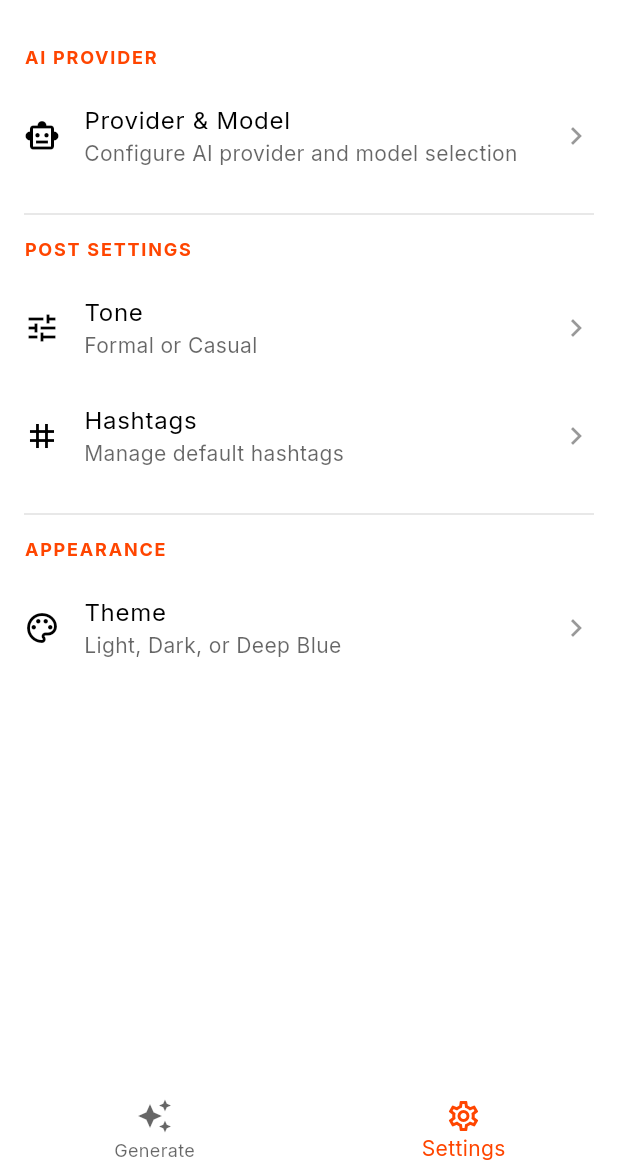
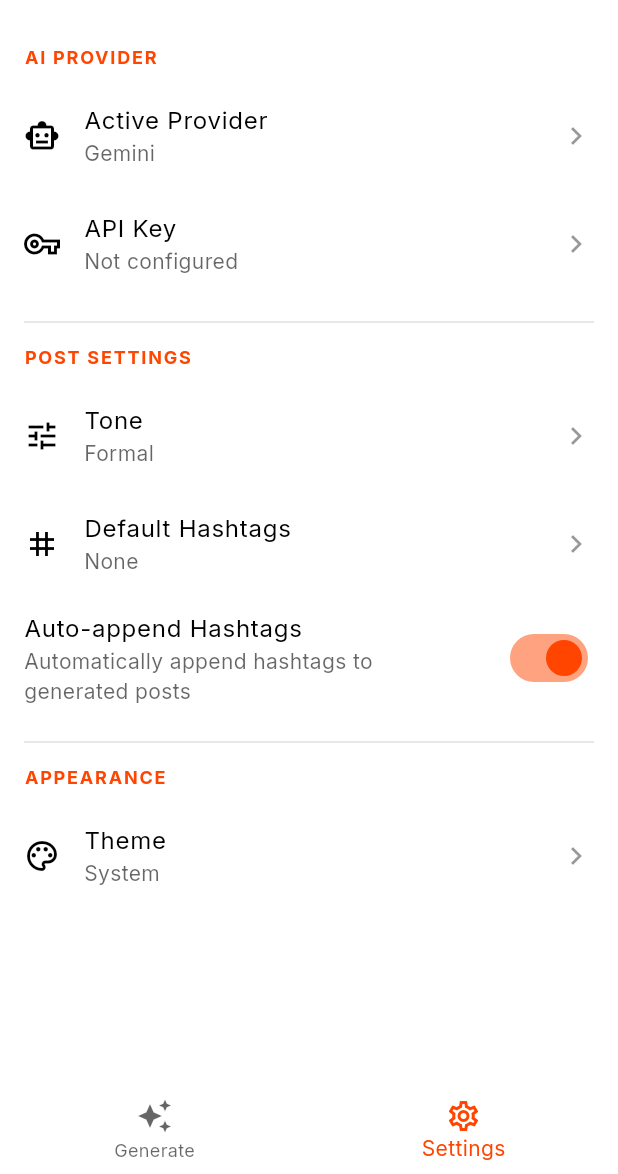
Before and after one commit to NaimNajmios/oreamnosv2, a Flutter app: the screen it shows after launch, item 2 of the bottom bar chosen, on a phone screen of 412 x 824 dp, the part 62-1236 px from its top. Run offline on Flutter 3.47's test engine with Material 3 defaults, Android fonts, the phone set to English and light mode, and no system bars; our stand-ins replace flutter_secure_storage, go_router, google_fonts, shared_preferences.

Commit message:
feat: complete settings screen and view model integration

```diff
--- a/lib/app.dart
+++ b/lib/app.dart
@@ -5,8 +5,9 @@ import 'package:provider/provider.dart';
 import 'config/constants.dart';
 import 'config/routes/app_router.dart';
 import 'config/theme/app_theme.dart';
-import 'data/services/preferences_service.dart';
 import 'domain/models/app_theme_mode.dart';
+
+import 'ui/features/settings/view_models/settings_view_model.dart';
 
 /// Root application widget.
 class OreamnosApp extends StatefulWidget {
@@ -33,8 +34,17 @@ class _OreamnosAppState extends State<OreamnosApp> {
 
   @override
   Widget build(BuildContext context) {
-    final prefs = context.read<PreferencesService>();
-    final themeMode = prefs.themeMode;
+    final settingsViewModel = context.watch<SettingsViewModel>();
+
+    if (!settingsViewModel.isInitialized) {
+      return const MaterialApp(
+        home: Scaffold(
+          body: Center(child: CircularProgressIndicator()),
+        ),
+      );
+    }
+
+    final themeMode = settingsViewModel.themeMode;
 
     final ThemeData themeData;
     final ThemeData? darkThemeData;
--- a/lib/main.dart
+++ b/lib/main.dart
@@ -5,6 +5,8 @@ import 'package:shared_preferences/shared_preferences.dart';
 
 import 'app.dart';
 import 'data/services/preferences_service.dart';
+
+import 'ui/features/settings/view_models/settings_view_model.dart';
 
 void main() async {
   WidgetsFlutterBinding.ensureInitialized();
@@ -25,6 +27,9 @@ void main() async {
     MultiProvider(
       providers: [
         Provider<PreferencesService>.value(value: preferencesService),
+        ChangeNotifierProvider<SettingsViewModel>(
+          create: (context) => SettingsViewModel(context.read<PreferencesService>()),
+        ),
       ],
       child: const OreamnosApp(),
     ),
--- /dev/null
+++ b/lib/ui/features/settings/view_models/settings_view_model.dart
@@ -0,0 +1,101 @@
+import 'package:flutter/foundation.dart';
+import '../../../../data/models/ai_provider.dart';
+import '../../../../data/services/preferences_service.dart';
+import '../../../../domain/models/app_theme_mode.dart';
+
+class SettingsViewModel extends ChangeNotifier {
+  SettingsViewModel(this._preferencesService) {
+    _loadState();
+  }
+
+  final PreferencesService _preferencesService;
+
+  bool _isInitialized = false;
+  bool get isInitialized => _isInitialized;
+
+  late AppThemeMode _themeMode;
+  AppThemeMode get themeMode => _themeMode;
+
+  late AiProvider _selectedProvider;
+  AiProvider get selectedProvider => _selectedProvider;
+
+  late String _toneMode;
+  String get toneMode => _toneMode;
+
+  late String _defaultHashtags;
+  String get defaultHashtags => _defaultHashtags;
+
+  late bool _autoAppendHashtags;
+  bool get autoAppendHashtags => _autoAppendHashtags;
+
+  // Track API keys existence securely without exposing them directly in state if not needed,
+  // but for the UI, we might just need to know if they exist.
+  // We'll load the current provider's API key.
+  String? _currentApiKey;
+  String? get currentApiKey => _currentApiKey;
+
+  Future<void> _loadState() async {
+    _themeMode = _preferencesService.themeMode;
+    _selectedProvider = _preferencesService.selectedProvider;
+    _toneMode = _preferencesService.toneMode;
+    _defaultHashtags = _preferencesService.defaultHashtags;
+    _autoAppendHashtags = _preferencesService.autoAppendHashtags;
+
+    await _loadApiKey(_selectedProvider);
+
+    _isInitialized = true;
+    notifyListeners();
+  }
+
+  Future<void> _loadApiKey(AiProvider provider) async {
+    _currentApiKey = await _preferencesService.getApiKey(provider);
+  }
+
+  Future<void> setThemeMode(AppThemeMode mode) async {
+    if (_themeMode == mode) return;
+    await _preferencesService.setThemeMode(mode);
+    _themeMode = mode;
+    notifyListeners();
+  }
+
+  Future<void> setSelectedProvider(AiProvider provider) async {
+    if (_selectedProvider == provider) return;
+    await _preferencesService.setSelectedProvider(provider);
+    _selectedProvider = provider;
+    await _loadApiKey(provider);
+    notifyListeners();
+  }
+
+  Future<void> setApiKey(AiProvider provider, String key) async {
+    await _preferencesService.setApiKey(provider, key);
+    if (_selectedProvider == provider) {
+      _currentApiKey = key;
+      notifyListeners();
+    }
+  }
+
+  Future<String?> getApiKeyForProvider(AiProvider provider) async {
+      return await _preferencesService.getApiKey(provider);
+  }
+
+  Future<void> setToneMode(String tone) async {
+    if (_toneMode == tone) return;
+    await _preferencesService.setToneMode(tone);
+    _toneMode = tone;
+    notifyListeners();
+  }
+
+  Future<void> setDefaultHashtags(String hashtags) async {
+    if (_defaultHashtags == hashtags) return;
+    await _preferencesService.setDefaultHashtags(hashtags);
+    _defaultHashtags = hashtags;
+    notifyListeners();
+  }
+
+  Future<void> setAutoAppendHashtags(bool enabled) async {
+    if (_autoAppendHashtags == enabled) return;
+    await _preferencesService.setAutoAppendHashtags(enabled: enabled);
+    _autoAppendHashtags = enabled;
+    notifyListeners();
+  }
+}
--- a/lib/ui/features/settings/views/settings_screen.dart
+++ b/lib/ui/features/settings/views/settings_screen.dart
@@ -1,12 +1,21 @@
 import 'package:flutter/material.dart';
+import 'package:provider/provider.dart';
 
-/// Settings screen.
-/// This is a placeholder — will be built out in subsequent migration phases.
+import '../view_models/settings_view_model.dart';
+import 'widgets/api_key_dialog.dart';
+import 'widgets/hashtag_input_dialog.dart';
+import 'widgets/provider_selection_dialog.dart';
+import 'widgets/theme_selection_dialog.dart';
+import 'widgets/tone_selection_dialog.dart';
+
+/// Settings screen for configuring AI providers, post settings, and appearance.
 class SettingsScreen extends StatelessWidget {
   const SettingsScreen({super.key});
 
   @override
   Widget build(BuildContext context) {
+    final viewModel = context.watch<SettingsViewModel>();
+
     return Scaffold(
       appBar: AppBar(
         title: const Text('Settings'),
@@ -14,42 +23,68 @@ class SettingsScreen extends StatelessWidget {
       body: ListView(
         padding: const EdgeInsets.all(16),
         children: [
-          // AI Provider section placeholder
           _buildSectionHeader(context, 'AI Provider'),
           const SizedBox(height: 8),
-          _buildPlaceholderTile(
+          _buildTile(
             context,
             icon: Icons.smart_toy_outlined,
-            title: 'Provider & Model',
-            subtitle: 'Configure AI provider and model selection',
+            title: 'Active Provider',
+            subtitle: viewModel.selectedProvider.displayName,
+            onTap: () => ProviderSelectionDialog.show(context),
+          ),
+          _buildTile(
+            context,
+            icon: Icons.vpn_key_outlined,
+            title: 'API Key',
+            subtitle: (viewModel.currentApiKey?.isNotEmpty ?? false)
+                ? '•••••••• (Configured)'
+                : 'Not configured',
+            onTap: () => ApiKeyDialog.show(context, viewModel.selectedProvider),
           ),
           const Divider(height: 32),
 
-          // Post Settings section placeholder
           _buildSectionHeader(context, 'Post Settings'),
           const SizedBox(height: 8),
-          _buildPlaceholderTile(
+          _buildTile(
             context,
             icon: Icons.tune,
             title: 'Tone',
-            subtitle: 'Formal or Casual',
+            subtitle: viewModel.toneMode[0].toUpperCase() + viewModel.toneMode.substring(1),
+            onTap: () => ToneSelectionDialog.show(context),
           ),
-          _buildPlaceholderTile(
+          _buildTile(
             context,
             icon: Icons.tag,
-            title: 'Hashtags',
-            subtitle: 'Manage default hashtags',
+            title: 'Default Hashtags',
+            subtitle: viewModel.defaultHashtags.isEmpty
+                ? 'None'
+                : viewModel.defaultHashtags,
+            onTap: () => HashtagInputDialog.show(context),
+          ),
+          SwitchListTile(
+            contentPadding: EdgeInsets.zero,
+            title: const Text('Auto-append Hashtags'),
+            subtitle: Text(
+              'Automatically append hashtags to generated posts',
+              style: TextStyle(
+                color: Theme.of(context).colorScheme.onSurface.withAlpha(153),
+              ),
+            ),
+            value: viewModel.autoAppendHashtags,
+            activeTrackColor: Theme.of(context).colorScheme.primary.withAlpha(128),
+            activeThumbColor: Theme.of(context).colorScheme.primary,
+            onChanged: (value) => viewModel.setAutoAppendHashtags(value),
           ),
           const Divider(height: 32),
 
-          // Appearance section placeholder
           _buildSectionHeader(context, 'Appearance'),
           const SizedBox(height: 8),
-          _buildPlaceholderTile(
+          _buildTile(
             context,
             icon: Icons.palette_outlined,
             title: 'Theme',
-            subtitle: 'Light, Dark, or Deep Blue',
+            subtitle: viewModel.themeMode.label,
+            onTap: () => ThemeSelectionDialog.show(context),
           ),
         ],
       ),
@@ -68,11 +103,12 @@ class SettingsScreen extends StatelessWidget {
     );
   }
 
-  Widget _buildPlaceholderTile(
+  Widget _buildTile(
     BuildContext context, {
     required IconData icon,
     required String title,
     required String subtitle,
+    required VoidCallback onTap,
   }) {
     final theme = Theme.of(context);
     return ListTile(
@@ -89,9 +125,7 @@ class SettingsScreen extends StatelessWidget {
         color: theme.colorScheme.onSurface.withAlpha(102),
       ),
       contentPadding: EdgeInsets.zero,
-      onTap: () {
-        // TODO: Implement in future phases
-      },
+      onTap: onTap,
     );
   }
 }
```
Also changed, not shown: lib/ui/features/settings/views/widgets/api_key_dialog.dart (added, +114 -0 lines), lib/ui/features/settings/views/widgets/hashtag_input_dialog.dart (added, +92 -0 lines), lib/ui/features/settings/views/widgets/provider_selection_dialog.dart (added, +64 -0 lines), lib/ui/features/settings/views/widgets/theme_selection_dialog.dart (added, +64 -0 lines), lib/ui/features/settings/views/widgets/tone_selection_dialog.dart (added, +67 -0 lines), 1 other file.
